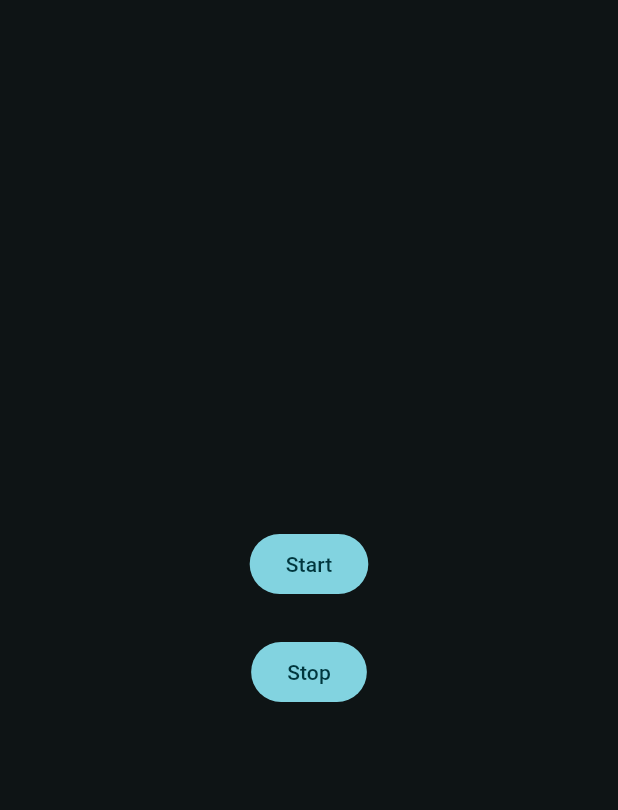
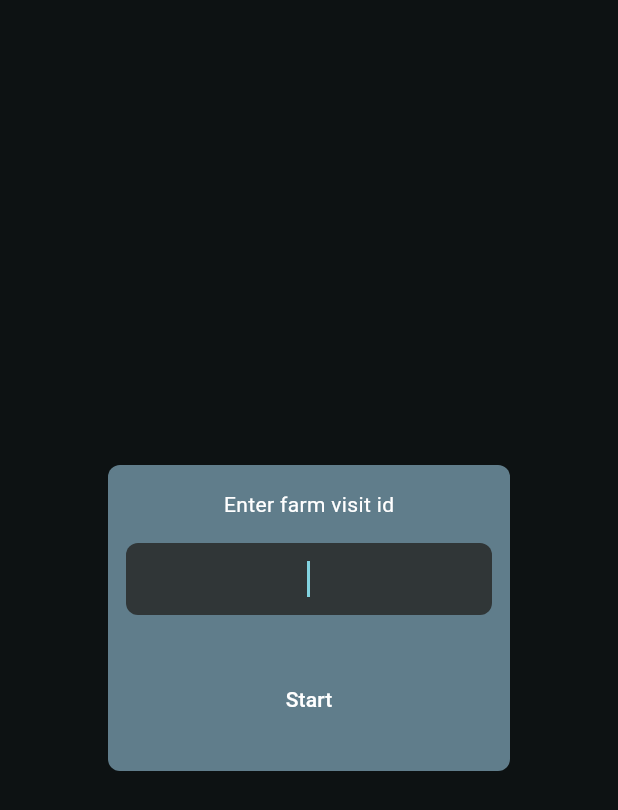
Before and after one commit to P-B1101/command_sender, a Flutter app: the screen it shows after launch, after a tap on "Start", on a phone screen of 412 x 824 dp. Shown: the top 810 px of the screen. Run offline on Flutter 3.47's test engine with Material 3 defaults, Android fonts, the phone set to English and light mode, and no system bars; our stand-ins replace equatable, rxdart; missing offline and left inert: flutter_overlay_window, universal_socket.

Commit message:
add visit id. change business

```diff
--- /dev/null
+++ b/lib/controller/pop_up_controller.dart
@@ -0,0 +1,19 @@
+import 'package:flutter/material.dart';
+import 'package:overlay_app/view/widget/input_popup.dart';
+
+class PopUpController {
+  const PopUpController._();
+
+  static Future<String?> showVisigIdPopup(BuildContext context) async {
+    final result = await showDialog(
+      context: context,
+      barrierColor: Colors.black.withOpacity(.08),
+      builder: (context) => const Dialog(
+        backgroundColor: Colors.transparent,
+        child: InputPopup(),
+      ),
+    );
+    if (result is! String) return null;
+    return result;
+  }
+}
--- a/lib/core/theme/app_theme.dart
+++ b/lib/core/theme/app_theme.dart
@@ -21,5 +21,16 @@ class AppTheme {
         color: Color(0xFFFFFFFF),
       ),
     ),
+    inputDecorationTheme: const InputDecorationTheme(
+      filled: true,
+      contentPadding: EdgeInsets.symmetric(horizontal: 16, vertical: 12),
+      border: InputBorder.none,
+      errorBorder: InputBorder.none,
+      enabledBorder: InputBorder.none,
+      focusedBorder: InputBorder.none,
+      disabledBorder: InputBorder.none,
+      focusedErrorBorder: InputBorder.none,
+      isDense: false,
+    ),
   );
 }
--- a/lib/model/command.dart
+++ b/lib/model/command.dart
@@ -1,32 +1,20 @@
 enum Command {
-  authentication,
   token,
-  takeScreenShot,
-  openCamera,
   startRecording,
   stopRecording,
-  sendVideo,
   unknown;
 
   String get stringValue => switch (this) {
-        authentication => 'AUTHENTICATION',
         token => 'TOKEN',
-        takeScreenShot => 'TAKE_SCREEN_SHOT',
-        openCamera => 'OPEN_CAMERA',
         startRecording => 'START_RECORDING',
         stopRecording => 'STOP_RECORDING',
-        sendVideo => 'SEND_VIDEO',
         unknown => 'UNKNOWN',
       };
 
   static Command fromString(String value) => switch (value) {
-        'AUTHENTICATION' => authentication,
         'TOKEN' => token,
-        'OPEN_CAMERA' => openCamera,
-        'TAKE_SCREEN_SHOT' => takeScreenShot,
         'START_RECORDING' => startRecording,
         'STOP_RECORDING' => stopRecording,
-        'SEND_VIDEO' => sendVideo,
         _ => unknown,
       };
 }
--- /dev/null
+++ b/lib/model/communication.dart
@@ -0,0 +1,5 @@
+import 'package:equatable/equatable.dart';
+
+abstract class Communication extends Equatable {
+  const Communication();
+}
--- /dev/null
+++ b/lib/model/loading_command.dart
@@ -0,0 +1,23 @@
+enum LoadingCommand {
+  startRecordingLoading,
+  startRecordingDone,
+  stopRecordingLoading,
+  stopRecordingDone,
+  unknown;
+
+  String get stringValue => switch (this) {
+        startRecordingLoading => 'START_RECORDING_LOADING',
+        startRecordingDone => 'START_RECORDING_DONE',
+        stopRecordingLoading => 'STOP_RECORDING_LOADING',
+        stopRecordingDone => 'STOP_RECORDING_DONE',
+        unknown => 'UNKNOWN',
+      };
+
+  static LoadingCommand fromString(String value) => switch (value) {
+        'START_RECORDING_LOADING' => startRecordingLoading,
+        'START_RECORDING_DONE' => startRecordingDone,
+        'STOP_RECORDING_LOADING' => stopRecordingLoading,
+        'STOP_RECORDING_DONE' => stopRecordingDone,
+        _ => unknown,
+      };
+}
--- /dev/null
+++ b/lib/model/string_communication.dart
@@ -0,0 +1,12 @@
+import 'package:overlay_app/model/command.dart';
+import 'package:overlay_app/model/communication.dart';
+
+class StringCommunication extends Communication {
+  final String data;
+  const StringCommunication(this.data);
+
+  @override
+  List<Object?> get props => [data];
+
+  Command get getCommand => Command.fromString(data);
+}
--- /dev/null
+++ b/lib/view/widget/input_popup.dart
@@ -0,0 +1,76 @@
+import 'package:flutter/material.dart';
+
+class InputPopup extends StatefulWidget {
+  const InputPopup({super.key});
+
+  @override
+  State<InputPopup> createState() => _InputPopupState();
+}
+
+class _InputPopupState extends State<InputPopup> {
+  final _controller = TextEditingController();
+  final _focusNode = FocusNode();
+
+  @override
+  void dispose() {
+    _controller.dispose();
+    _focusNode.dispose();
+    super.dispose();
+  }
+
+  @override
+  void initState() {
+    super.initState();
+    WidgetsBinding.instance.addPostFrameCallback((_) {
+      _focusNode.requestFocus();
+    });
+  }
+
+  @override
+  Widget build(BuildContext context) {
+    return Container(
+      margin: const EdgeInsets.symmetric(horizontal: 32),
+      padding: const EdgeInsets.symmetric(horizontal: 12, vertical: 8),
+      decoration: BoxDecoration(
+        borderRadius: BorderRadius.circular(8),
+        color: Colors.blueGrey,
+      ),
+      child: Column(
+        mainAxisSize: MainAxisSize.min,
+        children: [
+          const SizedBox(height: 8),
+          _titleWidget,
+          const SizedBox(height: 16),
+          _inputWidget,
+          const SizedBox(height: 32),
+          _buttonWidget,
+          const SizedBox(height: 16),
+        ],
+      ),
+    );
+  }
+
+  Widget get _titleWidget => Text(
+        'Enter farm visit id',
+        style: Theme.of(context).textTheme.bodyMedium,
+      );
+
+  Widget get _inputWidget => ClipRRect(
+        borderRadius: BorderRadius.circular(8),
+        child: TextField(
+          controller: _controller,
+          focusNode: _focusNode,
+          textAlign: TextAlign.center,
+        ),
+      );
+
+  Widget get _buttonWidget => MaterialButton(
+        onPressed: _onClick,
+        child: const Text('Start'),
+      );
+
+  void _onClick() {
+    if (_controller.text.isEmpty) return;
+    Navigator.of(context).pop(_controller.text);
+  }
+}
```
Also changed, not shown: lib/controller/send_command_controller.dart (+12 -12 lines), lib/view/page/chat_header_page.dart (+86 -37 lines), lib/view/page/home_page.dart (+58 -37 lines), lib/view/widget/circular_loading_widget.dart (added, +32 -0 lines), pubspec.yaml (+4 -3 lines), pubspec.lock, 1 other file.
